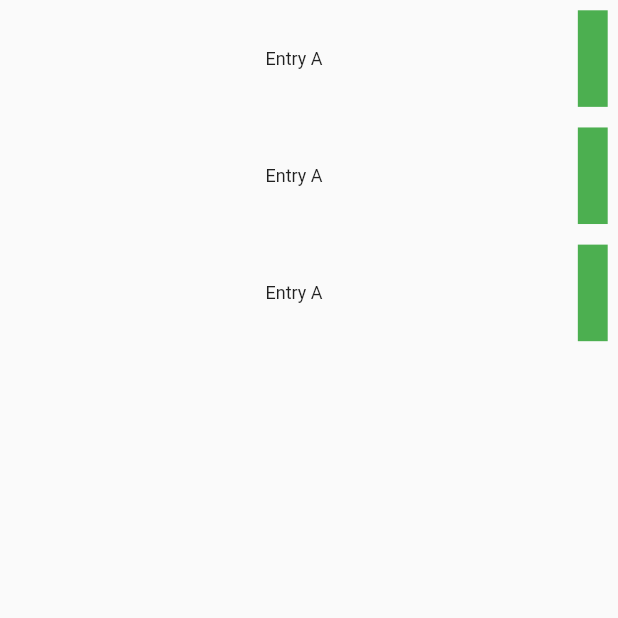
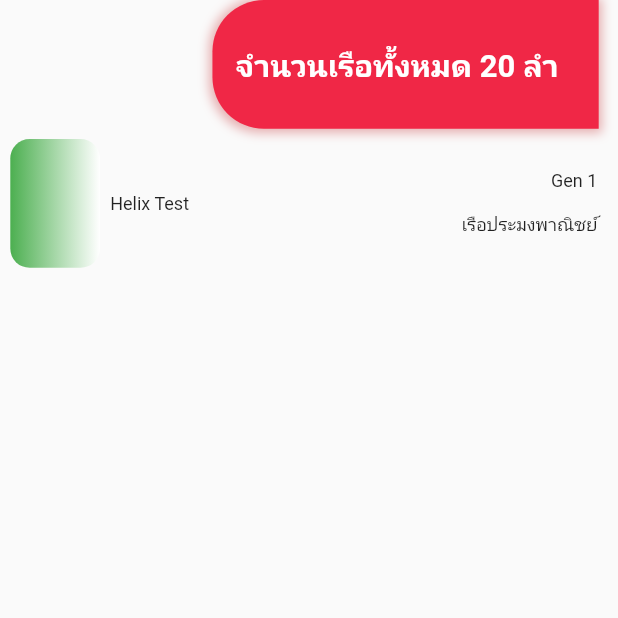
Before and after one commit to etnecadev/etneca-link, a Flutter app: the SecondPage screen opened by its route, on a phone screen of 412 x 824 dp, the top half of it. Run offline on Flutter 3.47's test engine with Material 2 defaults, Android fonts, the phone set to English and light mode, and no system bars; our stand-ins replace adaptive_theme, carousel_slider, contained_tab_bar_view, dot_navigation_bar, expandable, flutter_staggered_animations and 2 more.

Commit message:
menu and ship

```diff
--- a/lib/src/component/scaffold/ScaffoldWidget.dart
+++ b/lib/src/component/scaffold/ScaffoldWidget.dart
@@ -24,7 +24,10 @@ class ScaffoldWidget extends StatelessWidget {
             },
           ),
         ),
-        title: title
+        title: title,
+        actions: [
+
+        ],
       ),
       // drawer: Drawer(
       //   // Add a ListView to the drawer. This ensures the user can scroll
--- a/lib/src/page/shipPage.dart
+++ b/lib/src/page/shipPage.dart
@@ -1,4 +1,5 @@
 import 'package:flutter/material.dart';
+import 'package:flutter_project_template/src/utils/index.dart';
 
 class SecondPage extends StatefulWidget {
   static const routeName = '/ship';
@@ -11,16 +12,46 @@ class SecondPage extends StatefulWidget {
 _Card() {
   return Container(
     margin: EdgeInsets.all(8),
-    height: 75,
+    height: 100,
+    child: Container(
+      decoration: BoxDecoration(
+        borderRadius: BorderRadius.circular(15),
+      ),
       child: Row(
         children: [
-        Flexible(flex: 19, child: Center(child: Text('Entry A'))),
           Flexible(
-            flex: 1,
+              flex: 3,
               child: Container(
-              color: Colors.green,
+                decoration: BoxDecoration(
+              gradient: LinearGradient(
+              begin: Alignment.centerLeft,
+              end: Alignment.centerRight,
+              colors: [
+                Colors.green,
+                Colors.white,
+              ],
+            ),
+        borderRadius: BorderRadius.circular(15),
+      ),
+              )),
+          Flexible(
+              flex: 17,
+              child: Container(
+                padding: EdgeInsets.all(8),
+                child: Row(
+                  mainAxisAlignment: MainAxisAlignment.spaceBetween,
+                  children: [
+                    Text("Helix Test"),
+                    Column(
+                      crossAxisAlignment: CrossAxisAlignment.end,
+                      mainAxisAlignment: MainAxisAlignment.spaceEvenly,
+                      children: [Text("Gen 1"), Text("เรือประมงพาณิชย์")],
+                    )
+                  ],
+                ),
               ))
         ],
+      ),
     ),
   );
 }
@@ -31,13 +62,48 @@ class _SecondPageState extends State<SecondPage> {
     return Scaffold(
       body: Column(
         children: [
+          Align(
+            alignment: Alignment.centerRight,
+            child: Container(
+              margin: EdgeInsets.symmetric(horizontal: 15),
+              decoration: BoxDecoration(
+                borderRadius: BorderRadius.only(
+                  bottomLeft: Radius.circular(40),
+                  topLeft: Radius.circular(40),
+                ),
+                color: Color.fromRGBO(240, 39, 70, 1),
+                boxShadow: [
+                  BoxShadow(
+                    color: AppTheme.light.shadowColor,
+                    spreadRadius: 2,
+                    blurRadius: 6,
+                    offset: Offset(0, 1), // changes position of shadow
+                  ),
+                ],
+              ),
+              width: 300,
+              height: 100,
+              child: Row(
+                children: [
+                  Container(
+                    margin: EdgeInsets.only(left: 18),
+                    child: Center(
+                      child: Text(
+                        "จำนวนเรือทั้งหมด 20 ลำ",
+                        style: TextStyle(
+                            color: Color.fromRGBO(255, 255, 255, 1),
+                            fontSize: 24,
+                            fontWeight: FontWeight.w700),
+                      ),
+                    ),
+                  ),
+                ],
+              ),
+            ),
+          ),
           Flexible(
             child: ListView(
-              children: <Widget>[
-                _Card(),
-                _Card(),
-                _Card()
-              ],
+              children: <Widget>[_Card()],
             ),
           )
         ],
```
Also changed, not shown: lib/src/page/mapPage.dart (+24 -1 lines), lib/src/page/menuPage.dart (+16 -25 lines), assets/images/boat.jpg (added), assets/images/mapbg.jpg (added), pubspec.lock. Lines whose indentation alone changed are shown as unchanged.
